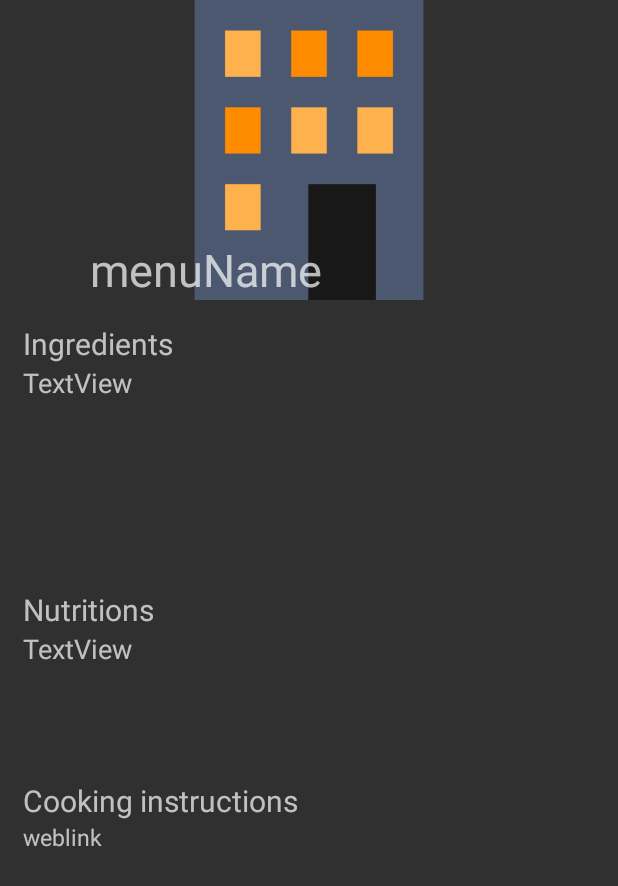
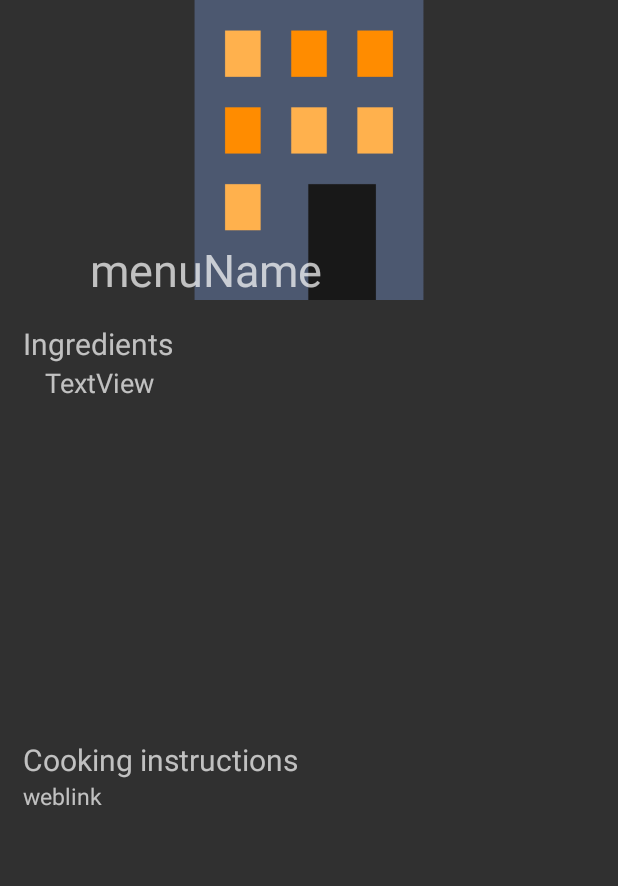
Before and after one commit to enjoybeta/ProjectHash, an Android app: the screen it shows after launch (ViewDish), after a tap on an icon or button, on a phone screen of 412 x 824 dp. Shown: the top 886 px of the screen. Run offline under Robolectric (Android 15) with nearby library versions, the phone set to English and light mode, and no system bars; our stand-ins replace Picasso; network calls fail; pictures from the network do not load; 10 statements that could not run were skipped.

Commit message:
v0.7
patch for mobile app
detail dish activity

```diff
--- a/mobile_app/app/src/main/java/hash/application/dataType/Recipe.kt
+++ b/mobile_app/app/src/main/java/hash/application/dataType/Recipe.kt
@@ -9,9 +9,9 @@ class Recipe(
         val name: String,
         val id: String,
         val totaltime: Int,
-        val imageURL: String,
+        val imageURLs: String,
         val numberofserving: Int,
         val flavor: String,
         val instructionurl: String,
-        val ingredient: ArrayList<String>? = null
+        val ingredientLines: ArrayList<String>? = null
 )
--- a/mobile_app/app/src/main/java/hash/application/fragments/Fragment1.kt
+++ b/mobile_app/app/src/main/java/hash/application/fragments/Fragment1.kt
@@ -25,38 +25,56 @@ class Fragment1 : Fragment() {
     override fun onStart() {
         super.onStart()
 
-        retrievePhoto()
+        setupTodaySuggestion()
         provideSearch()
-
-        imageView1.setOnClickListener({
-            Toast.makeText(context, "clicked on image1", Toast.LENGTH_SHORT).show()
-            val intent = Intent(context, ViewDish::class.java)
-            startActivity(intent)
-        })
     }
 
-    private fun retrievePhoto() {
+    private fun setupTodaySuggestion() {
         val wm = WebManager()
         var recipe1 : Recipe? = null
         var recipe2 : Recipe? = null
-        //var recipe3 : Recipe? = null//TODO
-        //var recipe4 : Recipe? = null
+        var recipe3 : Recipe? = null
+        var recipe4 : Recipe? = null
         val webThread = Thread(Runnable {
             val dataStr1 : String = wm.getToday1()
             val dataStr2 : String = wm.getToday2()
-            //val dataStr3 : String = wm.getToday3()
-            //val dataStr4 : String = wm.getToday4()
+            val dataStr3 : String = wm.getToday3()
+            val dataStr4 : String = wm.getToday4()
             recipe1 = Gson().fromJson(dataStr1, Recipe::class.java)
             recipe2 = Gson().fromJson(dataStr2, Recipe::class.java)
-            //recipe3 = Gson().fromJson(dataStr3, Recipe::class.java)
-            //recipe4 = Gson().fromJson(dataStr4, Recipe::class.java)
+            recipe3 = Gson().fromJson(dataStr3, Recipe::class.java)
+            recipe4 = Gson().fromJson(dataStr4, Recipe::class.java)
         })
         webThread.start()
         webThread.join()
-        Picasso.with(activity).load(recipe1!!.imageURL).into(imageView1)
-        Picasso.with(activity).load(recipe2!!.imageURL).into(imageView2)
-        Picasso.with(activity).load("https://cdn.shopify.com/s/files/1/1190/4748/t/10/assets/logo.png").into(imageView3)
-        Picasso.with(activity).load(R.drawable.image_item4).into(imageView4)
+        Picasso.with(activity).load(recipe1!!.imageURLs).into(imageView1)
+        Picasso.with(activity).load(recipe2!!.imageURLs).into(imageView2)
+        Picasso.with(activity).load(recipe3!!.imageURLs).into(imageView3)
+        Picasso.with(activity).load(recipe4!!.imageURLs).into(imageView4)
+        imageView1.setOnClickListener({
+            val intent = Intent(context, ViewDish::class.java)
+            val bundle = getRecipeBundle(recipe1!!)
+            intent.putExtra("data",bundle)
+            startActivity(intent)
+        })
+        imageView2.setOnClickListener({
+            val intent = Intent(context, ViewDish::class.java)
+            val bundle = getRecipeBundle(recipe2!!)
+            intent.putExtra("data",bundle)
+            startActivity(intent)
+        })
+        imageView3.setOnClickListener({
+            val intent = Intent(context, ViewDish::class.java)
+            val bundle = getRecipeBundle(recipe3!!)
+            intent.putExtra("data",bundle)
+            startActivity(intent)
+        })
+        imageView4.setOnClickListener({
+            val intent = Intent(context, ViewDish::class.java)
+            val bundle = getRecipeBundle(recipe4!!)
+            intent.putExtra("data",bundle)
+            startActivity(intent)
+        })
     }
 
     private fun provideSearch() {
@@ -80,4 +98,16 @@ class Fragment1 : Fragment() {
         })
     }
 
+    private fun getRecipeBundle(recipe: Recipe) : Bundle{
+        val bundle = Bundle()
+        bundle.putString("name", recipe!!.name)
+        bundle.putString("id", recipe!!.id)
+        bundle.putInt("totaltime", recipe!!.totaltime)
+        bundle.putString("imageURLs", recipe!!.imageURLs)
+        bundle.putInt("numberofserving", recipe!!.numberofserving)
+        bundle.putString("flavor", recipe!!.flavor)
+        bundle.putString("instructionurl", recipe!!.instructionurl)
+        bundle.putStringArrayList("ingredientLines", recipe!!.ingredientLines)
+        return bundle
+    }
 }
--- a/mobile_app/app/src/main/res/layout/dish.xml
+++ b/mobile_app/app/src/main/res/layout/dish.xml
@@ -36,8 +36,8 @@
     <TextView
         android:id="@+id/textView3"
         android:layout_width="match_parent"
-        android:layout_height="150dp"
-        android:layout_alignStart="@+id/textView2"
+        android:layout_height="250dp"
+        android:layout_marginLeft="30dp"
         android:layout_below="@+id/textView2"
         android:scrollbars="vertical"
         android:textSize="18sp"
@@ -47,36 +47,17 @@
         android:id="@+id/textView4"
         android:layout_width="wrap_content"
         android:layout_height="wrap_content"
-        android:layout_alignStart="@+id/textView3"
+        android:layout_alignStart="@+id/textView2"
         android:layout_below="@+id/textView3"
-        android:text="Nutritions"
+        android:text="Cooking instructions"
         android:textSize="20sp" />
 
     <TextView
         android:id="@+id/textView5"
         android:layout_width="match_parent"
-        android:layout_height="100dp"
-        android:layout_alignStart="@+id/textView4"
+        android:layout_height="50dp"
+        android:layout_alignStart="@+id/textView2"
         android:layout_below="@+id/textView4"
-        android:scrollbars="vertical"
-        android:textSize="18sp"
-        android:text="TextView" />
-
-    <TextView
-        android:id="@+id/textView6"
-        android:layout_width="wrap_content"
-        android:layout_height="wrap_content"
-        android:layout_alignStart="@+id/textView5"
-        android:layout_below="@+id/textView5"
-        android:text="Cooking instructions"
-        android:textSize="20sp" />
-
-    <TextView
-        android:id="@+id/textView7"
-        android:layout_width="match_parent"
-        android:layout_height="50dp"
-        android:layout_alignStart="@+id/textView6"
-        android:layout_below="@+id/textView6"
         android:scrollbars="vertical"
         android:textSize="15sp"
         android:autoLink="web"
```
Also changed, not shown: mobile_app/app/src/main/java/hash/application/ViewDish.kt (+14 -3 lines), mobile_app/app/src/main/java/hash/application/helpers/webManager.kt (+1 -10 lines).
